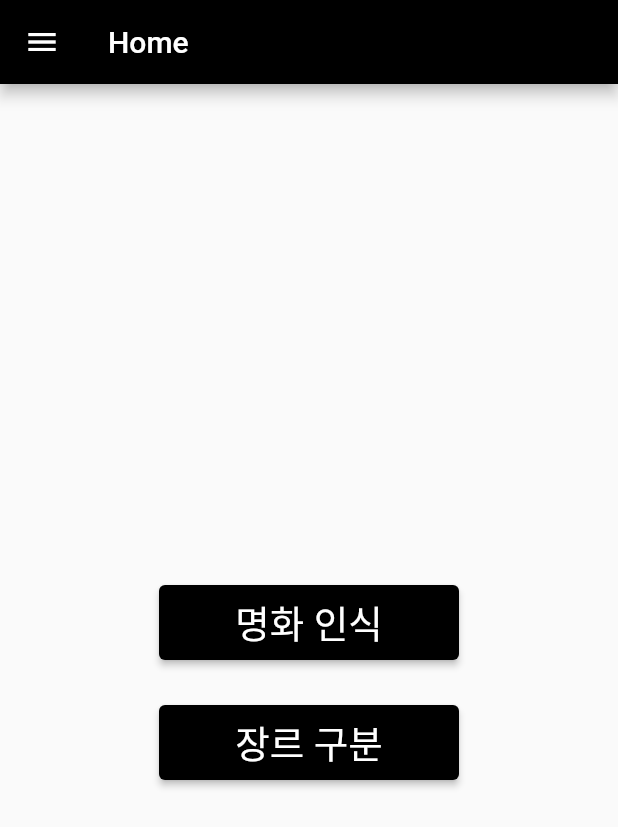
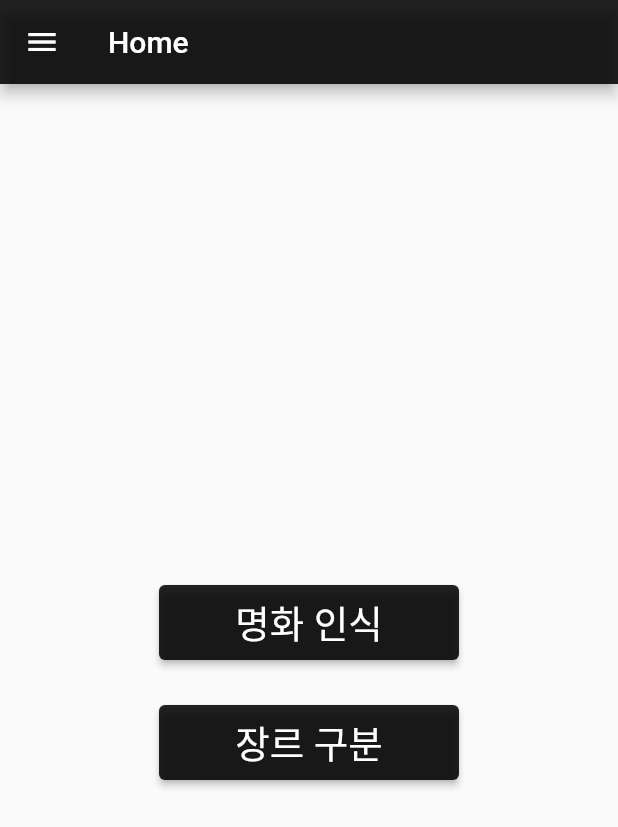
Before and after one commit to pythonTeam2/FinalProject, a Flutter app: the Home screen opened by its route, on a phone screen of 412 x 824 dp. Shown: the top 827 px of the screen. Run offline on Flutter 3.47's test engine with Material 2 defaults, Android fonts, the phone set to English and light mode, and no system bars; our stand-ins replace easy_splash_screen, get, shared_preferences; accounts and stored records are empty.

Commit message:
home 컬러 조정

```diff
--- a/painting_recognition_app/lib/home/home.dart
+++ b/painting_recognition_app/lib/home/home.dart
@@ -49,7 +49,7 @@ class _HomeState extends State<Home> {
   Widget build(BuildContext context) {
     return Scaffold(
       appBar: AppBar(
-        backgroundColor: Colors.black,
+        backgroundColor: Colors.black87,
         title: const Text('Home'),
       ),
       body: Center(
@@ -58,7 +58,7 @@ class _HomeState extends State<Home> {
           children: [
           const SizedBox(height: 30),
           ElevatedButton(
-            style: ButtonStyle(backgroundColor: MaterialStateProperty.all(Colors.black), minimumSize: MaterialStateProperty.all(const Size(200, 50))),
+            style: ButtonStyle(backgroundColor: MaterialStateProperty.all(Colors.black87), minimumSize: MaterialStateProperty.all(const Size(200, 50))),
               onPressed: () {
                 //
               },
@@ -66,7 +66,7 @@ class _HomeState extends State<Home> {
               )),
           const SizedBox(height: 30),
           ElevatedButton(
-            style: ButtonStyle(backgroundColor: MaterialStateProperty.all(Colors.black), minimumSize: MaterialStateProperty.all(const Size(200, 50))),
+            style: ButtonStyle(backgroundColor: MaterialStateProperty.all(Colors.black87), minimumSize: MaterialStateProperty.all(const Size(200, 50))),
               onPressed: () {
                 //
               },
@@ -89,7 +89,7 @@ class _HomeState extends State<Home> {
               accountName: Text('${Message.uName}님'),
               accountEmail: Text(Message.uEmail),
               decoration: const BoxDecoration(
-                color: Color.fromARGB(255, 164, 154, 239),
+                color: Colors.black87,
                 //테두리, 값을 각각 줄 수 있음. all 은 한번에 다 뜸
               ),
             ),
```
